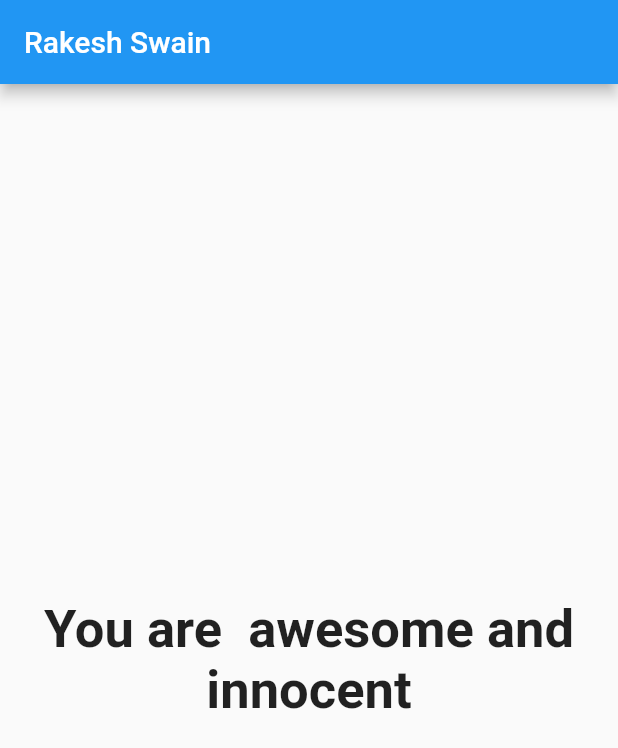
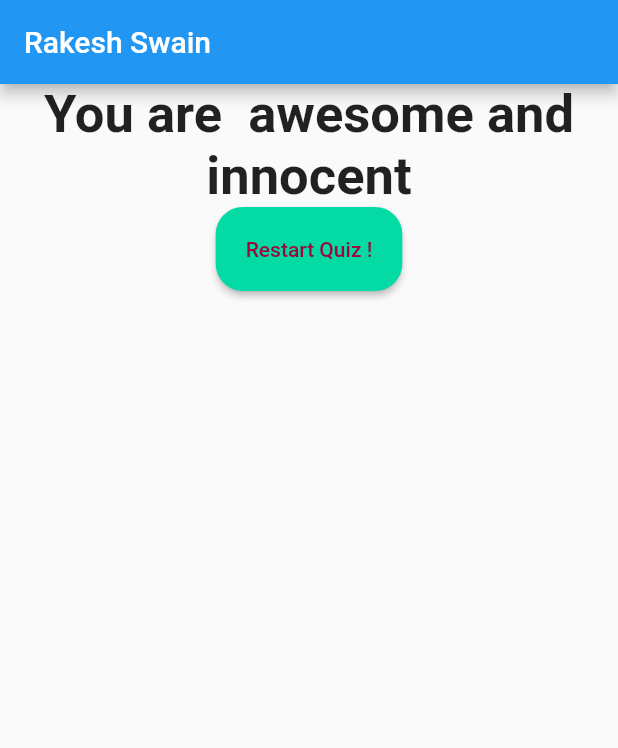
Before and after one commit to Rakesh-swain/Quiz_App, a Flutter app: the screen it shows after launch, after a tap on "Black", after a tap on "Tiger", after a tap on "Chinu", on a phone screen of 412 x 824 dp. Shown: the top 748 px of the screen. Run offline on Flutter 3.47's test engine with Material 2 defaults, Android fonts, the phone set to English and light mode, and no system bars.

Commit message:
reset quiz app

```diff
--- a/lib/main.dart
+++ b/lib/main.dart
@@ -45,6 +45,14 @@ class _MyAppState extends State<MyApp> {
   ];
   var _questionIndex = 0;
   var _totalScore = 0;
+
+  void _resetQuiz() {
+    setState(() {
+      _questionIndex = 0;
+      _totalScore = 0;
+    });
+  }
+
   void _answerQuestion(int? score) {
     _totalScore += 1;
     setState(() {
@@ -72,7 +80,7 @@ class _MyAppState extends State<MyApp> {
                 questionIndex: _questionIndex,
                 questions: _questions,
               )
-            : Result(_totalScore),
+            : Result(_totalScore, _resetQuiz),
       ),
     );
   }
--- a/lib/result.dart
+++ b/lib/result.dart
@@ -2,7 +2,9 @@ import 'package:flutter/material.dart';
 
 class Result extends StatelessWidget {
   final int resultScore;
-  Result(this.resultScore);
+  final VoidCallback resetHandler;
+
+  Result(this.resultScore, this.resetHandler);
 
   String get resultPhrase {
     String resultText;
@@ -21,10 +23,23 @@ class Result extends StatelessWidget {
   @override
   Widget build(BuildContext context) {
     return Center(
-      child: Text(
-        resultPhrase,
-        style: const TextStyle(fontSize: 35, fontWeight: FontWeight.bold),
-        textAlign: TextAlign.center,
+      child: Column(
+        children: [
+          Text(
+            resultPhrase,
+            style: const TextStyle(fontSize: 35, fontWeight: FontWeight.bold),
+            textAlign: TextAlign.center,
+          ),
+          RaisedButton(
+            child: const Text("Restart Quiz !"),
+            textColor: const Color.fromARGB(255, 160, 4, 56),
+            padding: const EdgeInsets.all(20),
+            color: const Color.fromARGB(255, 3, 218, 164),
+            shape:
+                RoundedRectangleBorder(borderRadius: BorderRadius.circular(18)),
+            onPressed: resetHandler,
+          ),
+        ],
       ),
     );
   }
```
